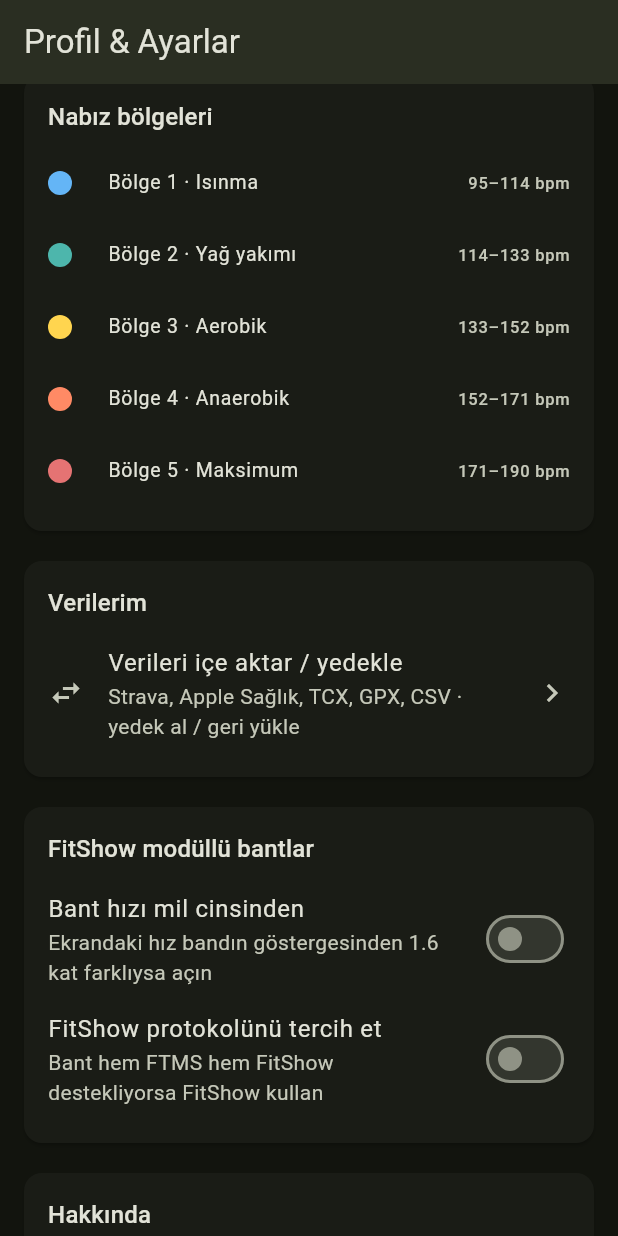
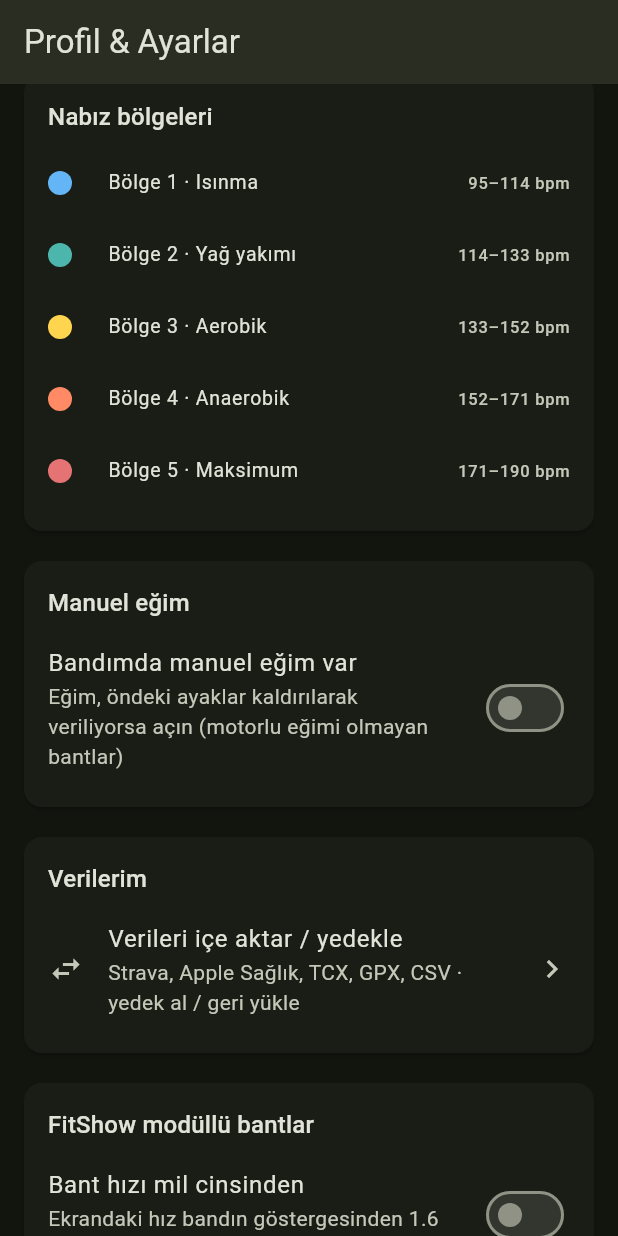
Before and after one commit to alisenn/stridefree, a Flutter app: the SettingsScreen screen opened directly, scrolled down 576 dp, on a phone screen of 412 x 824 dp. Run offline on Flutter 3.47's test engine with Material 3 defaults, Android fonts, the phone set to English and light mode, and no system bars; our stand-ins replace file_picker, fl_chart, flutter_blue_plus, shared_preferences, wakelock_plus; missing offline and left inert: flutter_foreground_task; accounts and stored records are empty.

Commit message:
Add manual incline for treadmills without motorized incline
Some treadmills get their incline from fold-out front legs and can't
report it. Users can enable it in Profile, set the percentage, and
toggle it per workout; calories and elevation use that value. Included
in settings backup/restore.

Co-Authored-By: Claude Opus 5.5 <noreply@anthropic.com>

```diff
--- a/lib/screens/settings.dart
+++ b/lib/screens/settings.dart
@@ -98,6 +98,39 @@ class SettingsScreen extends StatelessWidget {
                 ),
               ),
           ]),
+          _Section('Manuel eğim', [
+            SwitchListTile(
+              contentPadding: EdgeInsets.zero,
+              title: const Text('Bandımda manuel eğim var'),
+              subtitle: const Text(
+                'Eğim, öndeki ayaklar kaldırılarak veriliyorsa açın (motorlu eğimi olmayan bantlar)',
+              ),
+              value: s.manualInclineEnabled,
+              onChanged: (v) => s.setManualIncline(enabled: v),
+            ),
+            if (s.manualInclineEnabled) ...[
+              _Row(
+                'Eğim',
+                AdjustControl(
+                  compact: true,
+                  label: '%',
+                  value: s.manualInclinePct.toStringAsFixed(1),
+                  onMinus: () => s.setManualIncline(
+                    pct: (s.manualInclinePct - 0.5).clamp(0.5, 15),
+                  ),
+                  onPlus: () => s.setManualIncline(
+                    pct: (s.manualInclinePct + 0.5).clamp(0.5, 15),
+                  ),
+                ),
+              ),
+              Text(
+                'Ölçmek için: ayaklar takılıyken bandın ön ucunun yerden yüksekliğinden '
+                'arka ucunun yüksekliğini çıkarın, bandın boyuna bölüp 100 ile çarpın. '
+                'Örnek: 5 cm fark, 120 cm boy → 5 / 120 × 100 ≈ %4.',
+                style: TextStyle(fontSize: 12, color: cs.onSurfaceVariant),
+              ),
+            ],
+          ]),
           _Section('Verilerim', [
             ListTile(
               contentPadding: EdgeInsets.zero,
--- a/lib/state.dart
+++ b/lib/state.dart
@@ -25,9 +25,33 @@ class SettingsStore extends ChangeNotifier {
   bool fitshowMiles = prefs.getBool('fsMiles') ?? false;
   bool preferFitShow = prefs.getBool('fsPrefer') ?? false;
 
+  /// Motorlu eğimi olmayan, ön ayakları kaldırılarak eğim verilen bantlar için.
+  bool manualInclineEnabled = prefs.getBool('manIncEnabled') ?? false;
+
+  /// Eğim ayakları şu an takılı mı (antrenman ekranından açılıp kapatılır).
+  bool manualInclineActive = prefs.getBool('manIncActive') ?? true;
+
+  /// Ayaklar takılıyken bandın eğimi (%).
+  double manualInclinePct = prefs.getDouble('manIncPct') ?? 4;
+
+  /// Manuel eğim kullanılıyorsa değeri, değilse null.
+  double? get manualIncline =>
+      manualInclineEnabled && manualInclineActive ? manualInclinePct : null;
+
   void setFitShow({bool? miles, bool? prefer}) {
     if (miles != null) prefs.setBool('fsMiles', fitshowMiles = miles);
     if (prefer != null) prefs.setBool('fsPrefer', preferFitShow = prefer);
+    notifyListeners();
+  }
+
+  void setManualIncline({bool? enabled, bool? active, double? pct}) {
+    if (enabled != null) {
+      prefs.setBool('manIncEnabled', manualInclineEnabled = enabled);
+    }
+    if (active != null) {
+      prefs.setBool('manIncActive', manualInclineActive = active);
+    }
+    if (pct != null) prefs.setDouble('manIncPct', manualInclinePct = pct);
     notifyListeners();
   }
 
@@ -39,10 +63,13 @@ class SettingsStore extends ChangeNotifier {
     'speedLimit': speedLimit,
     'speedStep': speedStep,
     'weeklyGoal': weeklyGoalKm,
+    'manIncEnabled': manualInclineEnabled,
+    'manIncPct': manualInclinePct,
   };
 
   void restore(Map<String, dynamic> j) {
     double? d(String k) => (j[k] as num?)?.toDouble();
+    setManualIncline(enabled: j['manIncEnabled'] as bool?, pct: d('manIncPct'));
     update(
       weight: d('weight'),
       age: (j['age'] as num?)?.toInt(),
@@ -405,7 +432,11 @@ class WorkoutController extends ChangeNotifier {
   int _lastSavedAt = 0;
 
   double get speed => dev.last.speedKmh ?? 0;
-  double get incline => dev.last.inclinePct ?? targetIncline;
+
+  /// Manuel eğim açıksa bandın bildirdiği değer yerine onu kullan
+  /// (bu tür bantlar eğimi bilmez, genelde 0 bildirir).
+  double get incline =>
+      settings.manualIncline ?? dev.last.inclinePct ?? targetIncline;
   int? get hr => dev.heartRate;
   bool get active => state != RunState.idle;
 
```
Also changed, not shown: lib/screens/workout.dart (+18 -1 lines).
